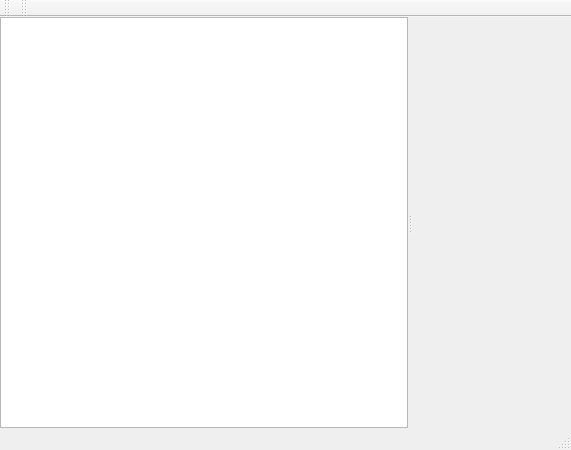
Qt form retroshare-gui/src/gui/MainWindow.ui (RetroShare/RetroShare) before a commit.
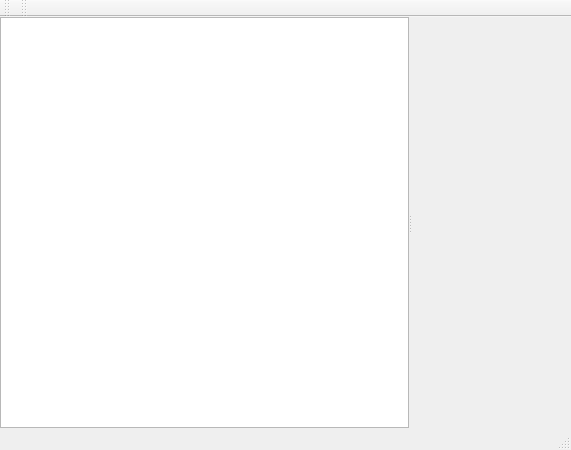
The same form after that commit. Icons and pictures are not drawn. Custom widgets are drawn as their Qt base class.

```diff
--- a/retroshare-gui/src/gui/MainWindow.ui
+++ b/retroshare-gui/src/gui/MainWindow.ui
@@ -29,17 +29,12 @@
     </property>
     <item row="0" column="0">
    <widget class="QSplitter" name="splitter">
-    <property name="geometry">
-     <rect>
-      <x>0</x>
-      <y>0</y>
-      <width>571</width>
-      <height>421</height>
-     </rect>
-    </property>
     <property name="orientation">
      <enum>Qt::Horizontal</enum>
     </property>
+      <property name="handleWidth">
+       <number>2</number>
+      </property>
     <widget class="QListWidget" name="listWidget">
      <property name="minimumSize">
       <size>
```
Left out of the diff: 11 changed lines with no effect on the pictures.
